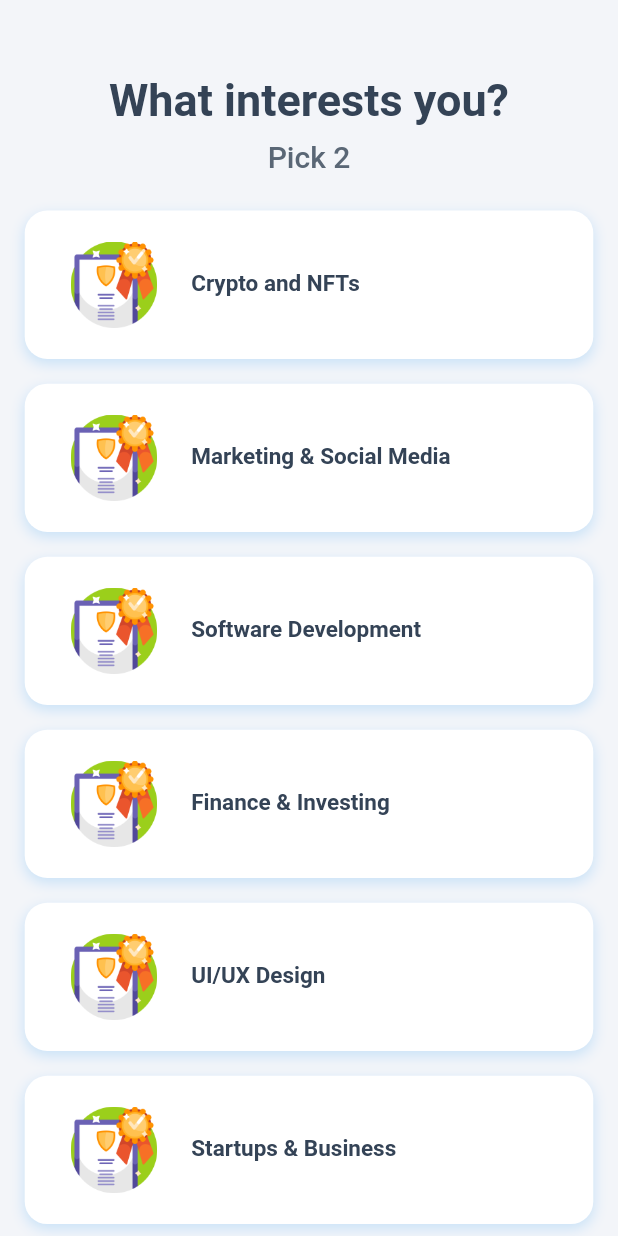
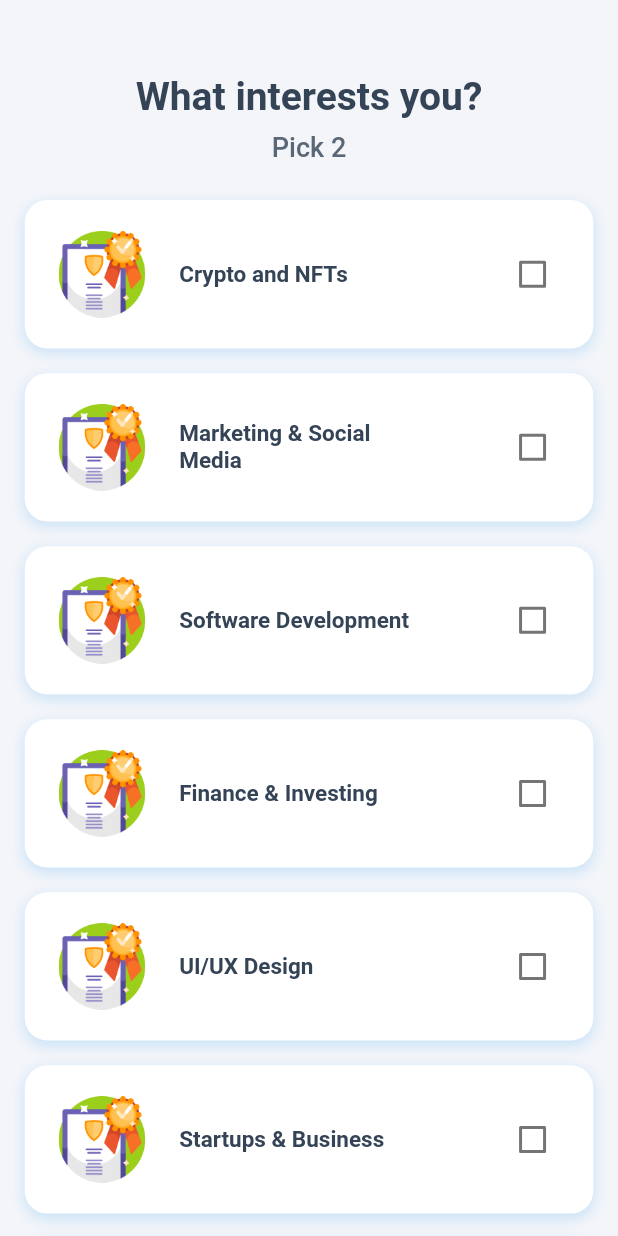
Before and after one commit to HarendraSinghChaudhary/educationProject, a Flutter app: the OnbaordingNotificationLike screen opened by its route, on a phone screen of 412 x 824 dp. Run offline on Flutter 3.47's test engine with Material 2 defaults, Android fonts, the phone set to English and light mode, and no system bars; our stand-ins replace card_swiper, firebase_auth, firebase_core, flutter_svg, form_field_validator, get and 4 more; accounts and stored records are empty; project files that could hold a hidden picture were left out.

Commit message:
update 21 june

```diff
--- a/lib/main.dart
+++ b/lib/main.dart
@@ -56,7 +56,7 @@ class EducationOnDemand extends StatelessWidget {
 
       title: "Education on Demand",
       initialRoute: "/",     // Starting app route. Navigate to EducationOnDemand Class
-      home:Introduction(),
+      home: const QuickNotification(),
 
 
       // Application Routes
--- a/lib/screens/onboarding/realQuick/view/on-baording notification-like.dart
+++ b/lib/screens/onboarding/realQuick/view/on-baording notification-like.dart
@@ -15,13 +15,18 @@ class OnbaordingNotificationLike extends StatefulWidget {
       _OnbaordingNotificationLikeState();
 }
 
-class _OnbaordingNotificationLikeState extends State<OnbaordingNotificationLike> {
-  TextStyle tital =  const TextStyle( color: kTitleColor,
+class _OnbaordingNotificationLikeState
+    extends State<OnbaordingNotificationLike> {
+  bool isSelected = false;
+  TextStyle tital = const TextStyle(
+    color: kTitleColor,
     fontWeight: FontWeight.w600,
-    fontSize: 15,);
-  TextStyle subtital = const  TextStyle(color: kSubTitleColor,fontSize: 12,height: 1.5);
+    fontSize: 15,
+  );
+  TextStyle subtital =
+      const TextStyle(color: kSubTitleColor, fontSize: 12, height: 1.5);
 
-  final ScrollController   _controller = ScrollController();
+  final ScrollController _controller = ScrollController();
   @override
   Widget build(BuildContext context) {
     return Container(
@@ -31,36 +36,40 @@ class _OnbaordingNotificationLikeState extends State<OnbaordingNotificationLike>
         backgroundColor: kBackgroundColor,
         body: SingleChildScrollView(
           child: Column(
+            crossAxisAlignment: CrossAxisAlignment.center,
             children: [
               SizedBox(
                 height: h * 0.06,
               ),
-              Center(
-                child: Text(
+              const Text(
                 'What interests you?',
                 style: TextStyle(
                     color: kTitleColor,
-                      fontSize: 30,
-                      fontWeight: FontWeight.w700),
+                    fontSize: 26,
+                    fontWeight: FontWeight.w600),
               ),
+              SizedBox(
+                height: h * 0.01,
               ),
-              SizedBox(height: h * 0.01,),
-              Text(
+              const Text(
                 'Pick 2',
                 style: TextStyle(
                     color: kSubTitleColor,
-                    fontSize: 20,
+                    fontSize: 18,
                     fontWeight: FontWeight.w500),
               ),
-              SizedBox(height: h * 0.02,),
+              SizedBox(
+                height: h * 0.02,
+              ),
               ListView.builder(
                   controller: _controller,
                   itemCount: onboarding.length,
                   shrinkWrap: true,
                   itemBuilder: (BuildContext context, int index) {
-                    return   Padding(
-                      padding:  EdgeInsets.symmetric(
-                          horizontal: Get.height * 0.020, vertical: Get.height * 0.01),
+                    return Padding(
+                      padding: EdgeInsets.symmetric(
+                          horizontal: Get.height * 0.020,
+                          vertical: Get.height * 0.01),
                       child: Container(
                         height: Get.height * 0.12,
                         decoration: BoxDecoration(
@@ -69,36 +78,55 @@ class _OnbaordingNotificationLikeState extends State<OnbaordingNotificationLike>
                             boxShadow: [
                               BoxShadow(
                                 color: Colors.blue.withOpacity(0.2),
-                                offset: const Offset(0,3),
+                                offset: const Offset(0, 3),
                                 blurRadius: 7,
                               )
-                            ]
-                        ),
-                        child: TextButton(
-                          onPressed: (){},
+                            ]),
                         child: Center(
                           child: Padding(
-                              padding: EdgeInsets.symmetric(horizontal: Get.width*0.04 ),
+                            padding: EdgeInsets.symmetric(
+                                horizontal: Get.width * 0.04),
                             child: Row(
+                              mainAxisAlignment: MainAxisAlignment.spaceBetween,
+                              children: [
+
+
+                                Row(
                                   children: [
                                     SizedBox(
-                                    height: Get.height*0.07,
-                                    width: Get.width*0.17,
-                                    child: Image.asset(onboarding[index]["image"].toString(),
+                                      height: Get.height * 0.07,
+                                      width: Get.width * 0.17,
+                                      child: Image.asset(
+                                        onboarding[index]["image"].toString(),
                                       ),
                                     ),
-                                  SizedBox(width: Get.width*0.04,),
-                                  Column(
-                                    crossAxisAlignment: CrossAxisAlignment.start,
-                                    mainAxisAlignment: MainAxisAlignment.center,
-                                    children: [
-                                      Text(onboarding[index]["tital"].toString(),
-                                        style: tital,),
-                                      SizedBox(height: Get.height * 0.002,),
-                                    ],
-                                  )
+                                      SizedBox(
+                                  width: Get.width * 0.04,
+                                ),
+                                Container(
+                              width: Get.width * 0.40,
+                                  child: Text(
+                                    onboarding[index]["tital"].toString(),
+                                    style: tital,
+                                  ),
+                                ),
                                   ],
                                 ),
+
+                                SizedBox(
+                                  height: Get.height * 0.002,
+                                ),
+                                Checkbox(
+                                  checkColor: Colors.white,
+                                  activeColor: kPrimaryColor,
+                                  value: this.isSelected,
+                                  onChanged: (value) {
+                                    setState(() {
+                                      this.isSelected = value!;
+                                    });
+                                  },
+                                ),
+                              ],
                             ),
                           ),
                         ),
@@ -106,8 +134,12 @@ class _OnbaordingNotificationLikeState extends State<OnbaordingNotificationLike>
                     );
                   }),
               Padding(
-                padding:  EdgeInsets.symmetric(vertical: h*0.03),
-                child: DefaultButton(width: w*0.9, height:  w*0.17, text: 'Next', press: (){
+                padding: EdgeInsets.symmetric(vertical: h * 0.03),
+                child: DefaultButton(
+                    width: w * 0.9,
+                    height: w * 0.14,
+                    text: 'Next',
+                    press: () {
                       Get.toNamed('/onboardingNextPage');
                     }),
               )
--- a/lib/utils/list.dart
+++ b/lib/utils/list.dart
@@ -229,6 +229,7 @@ List<dynamic> onboarding =[
   {
     "image" : "assets/images/bootcampsandcertificates.png",
     "tital" : "Crypto and NFTs",
+
   },
   {
     "image" : "assets/images/bootcampsandcertificates.png",
```
Also changed, not shown: lib/screens/courses/wip-course-player-new.dart (+46 -19 lines), lib/screens/onboarding/realQuick/view/on-boarding-next-page.dart (+33 -8 lines), 1 other file. Lines whose indentation alone changed are shown as unchanged.
